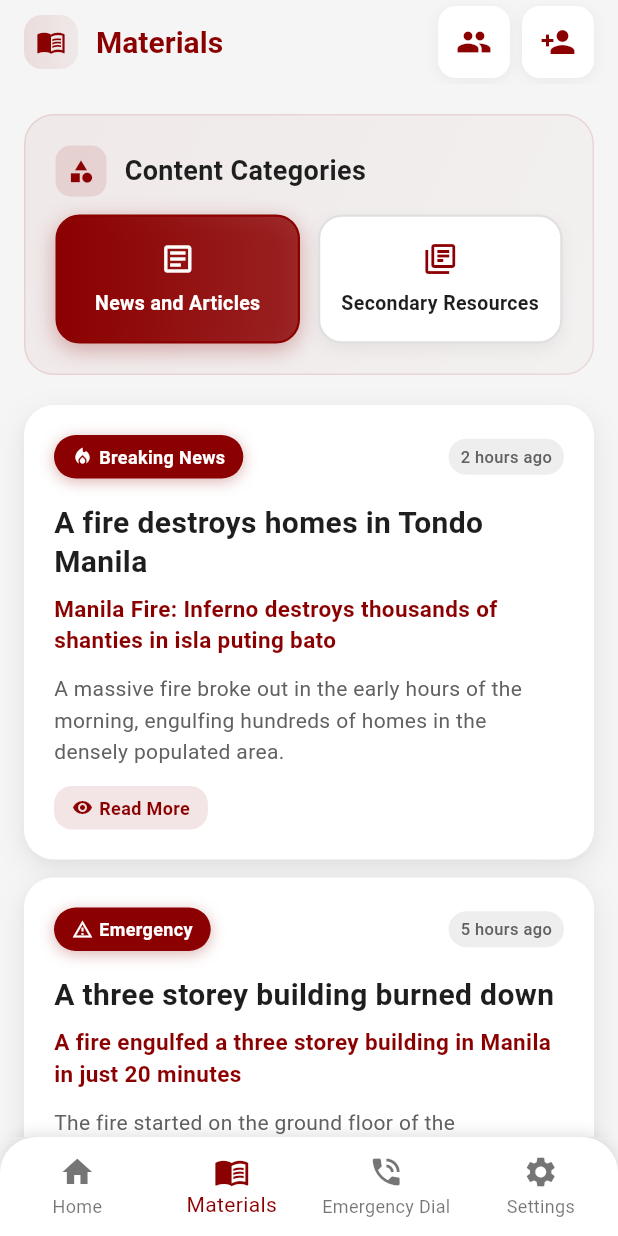
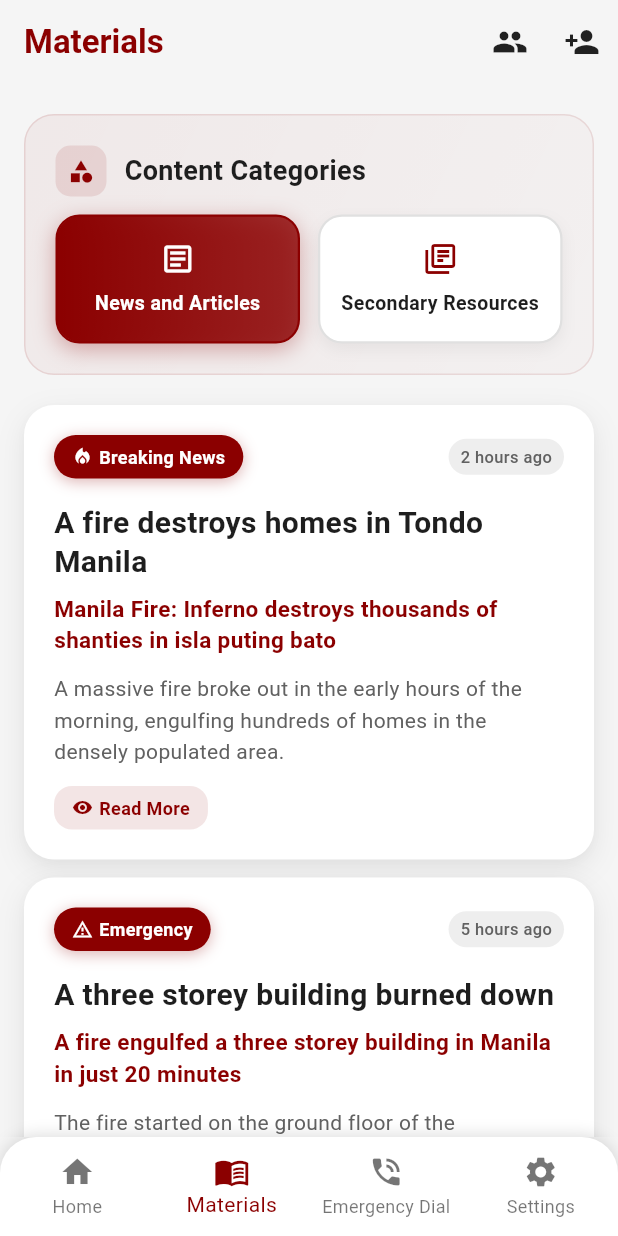
Before and after one commit to Neorelle-john/FIRESENSEnato, a Flutter app: the screen it shows once a user with an empty profile is signed in, item 2 of the bottom bar chosen, on a phone screen of 412 x 824 dp. Run offline on Flutter 3.47's test engine with Material 3 defaults, Android fonts, the phone set to English and light mode, and no system bars; our stand-ins replace cloud_firestore, firebase_auth, firebase_core, geolocator, google_maps_flutter; accounts and stored records are empty.

Commit message:
'updated'

```diff
--- a/firesense/lib/user_side/material_screen.dart
+++ b/firesense/lib/user_side/material_screen.dart
@@ -39,46 +39,19 @@ class _MaterialScreenState extends State<MaterialScreen> {
         ),
         title: Row(
           children: [
-            Container(
-              padding: const EdgeInsets.all(8),
-              decoration: BoxDecoration(
-                gradient: LinearGradient(
-                  colors: [
-                    primaryRed.withOpacity(0.1),
-                    primaryRed.withOpacity(0.05),
-                  ],
-                ),
-                borderRadius: BorderRadius.circular(12),
-              ),
-              child: Icon(Icons.menu_book, color: primaryRed, size: 20),
-            ),
-            const SizedBox(width: 12),
             const Text(
               'Materials',
               style: TextStyle(
                 color: Color(0xFF8B0000),
                 fontWeight: FontWeight.bold,
-                fontSize: 20,
+                fontSize: 22,
               ),
             ),
           ],
         ),
         actions: [
-          Container(
-            margin: const EdgeInsets.only(right: 8),
-            decoration: BoxDecoration(
-              color: Colors.white,
-              borderRadius: BorderRadius.circular(12),
-              boxShadow: [
-                BoxShadow(
-                  color: Colors.black.withOpacity(0.05),
-                  blurRadius: 8,
-                  offset: const Offset(0, 2),
-                ),
-              ],
-            ),
-            child: IconButton(
-              icon: Icon(Icons.people, color: primaryRed),
+          IconButton(
+            icon: Icon(Icons.people, color: Colors.black87),
             onPressed: () {
               Navigator.push(
                 context,
@@ -88,22 +61,8 @@ class _MaterialScreenState extends State<MaterialScreen> {
               );
             },
           ),
-          ),
-          Container(
-            margin: const EdgeInsets.only(right: 16),
-            decoration: BoxDecoration(
-              color: Colors.white,
-              borderRadius: BorderRadius.circular(12),
-              boxShadow: [
-                BoxShadow(
-                  color: Colors.black.withOpacity(0.05),
-                  blurRadius: 8,
-                  offset: const Offset(0, 2),
-                ),
-              ],
-            ),
-            child: IconButton(
-              icon: Icon(Icons.person_add, color: primaryRed),
+          IconButton(
+            icon: Icon(Icons.person_add, color: Colors.black87),
             onPressed: () {
               Navigator.push(
                 context,
@@ -112,7 +71,6 @@ class _MaterialScreenState extends State<MaterialScreen> {
                 ),
               );
             },
-            ),
           ),
         ],
         automaticallyImplyLeading: false,
```
Lines whose indentation alone changed are shown as unchanged.
